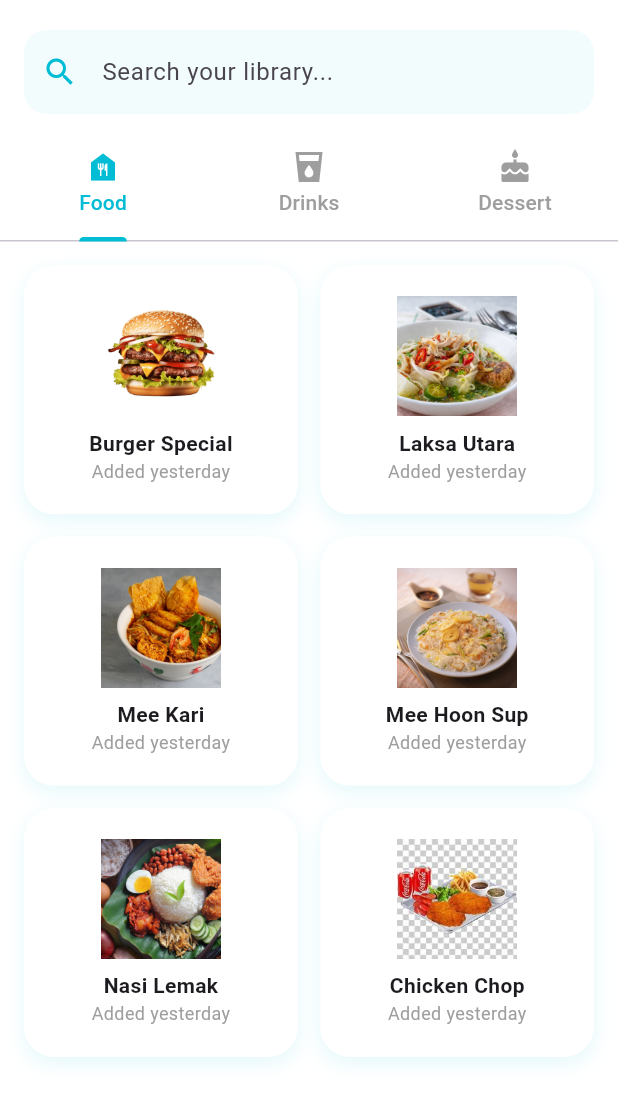
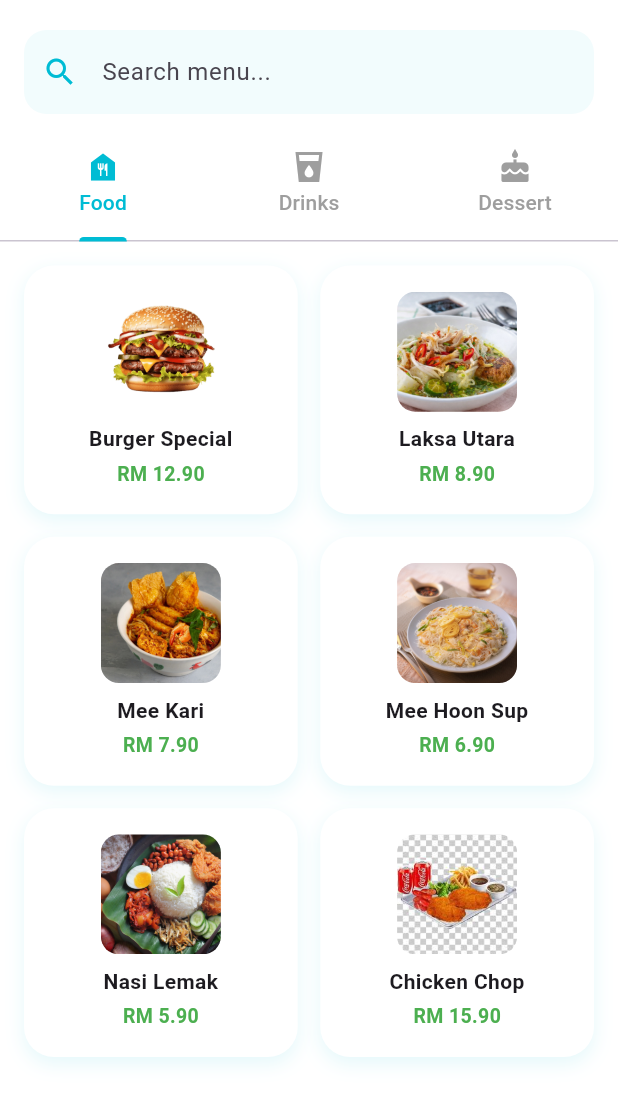
Before and after one commit to gudamzy/MOBILE-food-ordering-application, a Flutter app: the HomePage screen opened directly, on a phone screen of 412 x 824 dp. Shown: the top 1103 px of the screen. Run offline on Flutter 3.47's test engine with Material 3 defaults, Android fonts, the phone set to English and light mode, and no system bars; our stand-ins replace sqflite; accounts and stored records are empty.

Commit message:
Update home.dart

```diff
--- a/lib/home.dart
+++ b/lib/home.dart
@@ -1,11 +1,12 @@
+import 'package:flutter/material.dart';
 import 'package:food_ordering_application/database_helper.dart';
-import 'package:flutter/material.dart';
 
 class HomePage extends StatelessWidget {
   const HomePage({super.key});
 
   double getPrice(String itemName) {
     switch (itemName) {
+      // Food
       case 'Burger Special':
         return 12.90;
       case 'Laksa Utara':
@@ -18,6 +19,8 @@ double getPrice(String itemName) {
         return 5.90;
       case 'Chicken Chop':
         return 15.90;
+
+      // Drinks
       case 'Teh Ais':
         return 2.50;
       case 'Milo Ais':
@@ -30,29 +33,44 @@ double getPrice(String itemName) {
         return 4.50;
       case 'Mineral Water':
         return 1.50;
+
+      // Dessert
+      case 'Chocolate Cake':
+        return 8.90;
+      case 'Cheesecake':
+        return 9.90;
+      case 'Brownies':
+        return 6.90;
+      case 'Pudding':
+        return 5.90;
+      case 'Donut':
+        return 4.50;
+      case 'Ice Cream':
+        return 5.50;
+
       default:
-      return 10.00;
+        return 0.00;
     }
   }
 
   @override
   Widget build(BuildContext context) {
-    // DefaultTabController manages the state of the tabs automatically
     return DefaultTabController(
       length: 3,
       child: Scaffold(
-        // Removing the internal AppBar to prevent the "Double Header" look
-        // since your main wrapper likely already has an AppBar.
         backgroundColor: Colors.white,
         body: Column(
           children: [
-            // 1. Search Bar - Matching your Home Page's clean look
+            // Search Bar
             Padding(
               padding: const EdgeInsets.fromLTRB(16, 20, 16, 10),
               child: TextField(
                 decoration: InputDecoration(
-                  hintText: "Search your library...",
-                  prefixIcon: const Icon(Icons.search, color: Colors.cyan),
+                  hintText: "Search menu...",
+                  prefixIcon: const Icon(
+                    Icons.search,
+                    color: Colors.cyan,
+                  ),
                   filled: true,
                   fillColor: Colors.cyan.withOpacity(0.05),
                   border: OutlineInputBorder(
@@ -63,26 +81,44 @@ double getPrice(String itemName) {
               ),
             ),
 
-            // 2. Tab Bar - To switch between content types
+            // Tab Bar
             const TabBar(
               labelColor: Colors.cyan,
               unselectedLabelColor: Colors.grey,
               indicatorColor: Colors.cyan,
               indicatorWeight: 3,
               tabs: [
-                Tab(text: "Food", icon: Icon(Icons.food_bank_sharp)),
-                Tab(text: "Drinks", icon: Icon(Icons.local_drink_sharp)),
-                Tab(text: "Dessert", icon: Icon(Icons.cake)),
+                Tab(
+                  text: "Food",
+                  icon: Icon(Icons.food_bank_sharp),
+                ),
+                Tab(
+                  text: "Drinks",
+                  icon: Icon(Icons.local_drink_sharp),
+                ),
+                Tab(
+                  text: "Dessert",
+                  icon: Icon(Icons.cake),
+                ),
               ],
             ),
 
-            // 3. TabBarView - Displays content based on the selected Tab
+            // Tab Content
             Expanded(
               child: TabBarView(
                 children: [
-                  _buildMediaGrid(Icons.photo_library_outlined, "Food"),
-                  _buildMediaGrid(Icons.photo_library_outlined, "Drinks"),
-                  _buildMediaGrid(Icons.photo_library_outlined, "Dessert"),
+                  _buildMediaGrid(
+                    context,
+                    "Food",
+                  ),
+                  _buildMediaGrid(
+                    context,
+                    "Drinks",
+                  ),
+                  _buildMediaGrid(
+                    context,
+                    "Dessert",
+                  ),
                 ],
               ),
             ),
@@ -92,22 +128,106 @@ double getPrice(String itemName) {
     );
   }
 
-  // Helper method to create a consistent Grid UI for each tab
-  Widget _buildMediaGrid(IconData icon, String label) {
+  Widget _buildMediaGrid(
+    BuildContext context,
+    String label,
+  ) {
+    final List<String> menuNames = _getMenuNames(label);
+
     return GridView.builder(
       padding: const EdgeInsets.all(16),
-      gridDelegate: const SliverGridDelegateWithFixedCrossAxisCount(
-        crossAxisCount: 2, // 2 items per row
+      gridDelegate:
+          const SliverGridDelegateWithFixedCrossAxisCount(
+        crossAxisCount: 2,
         crossAxisSpacing: 15,
         mainAxisSpacing: 15,
-        childAspectRatio: 1.1, // Adjusts the height/width of cards
+        childAspectRatio: 1.1,
       ),
-      itemCount: 6, // Example count
+      itemCount: menuNames.length,
       itemBuilder: (context, index) {
-    List<String> menuNames = [];
+        final String itemName = menuNames[index];
+        final String imagePath =
+            _getImagePath(label, index);
+        final String customDescription =
+            _getDescription(itemName);
+        final String customTime =
+            _getTimeAdded(itemName);
+        final double price =
+            getPrice(itemName);
 
+        return InkWell(
+          borderRadius: BorderRadius.circular(20),
+          onTap: () {
+            Navigator.push(
+              context,
+              MaterialPageRoute(
+                builder: (context) =>
+                    PhotoDetailPage(
+                  title: itemName,
+                  imagePath: imagePath,
+                  description: customDescription,
+                  timeAdded: customTime,
+                  price: price,
+                ),
+              ),
+            );
+          },
+          child: Container(
+            decoration: BoxDecoration(
+              color: Colors.white,
+              borderRadius:
+                  BorderRadius.circular(20),
+              boxShadow: [
+                BoxShadow(
+                  color: Colors.cyan
+                      .withOpacity(0.1),
+                  blurRadius: 10,
+                  offset: const Offset(0, 4),
+                ),
+              ],
+            ),
+            child: Column(
+              mainAxisAlignment:
+                  MainAxisAlignment.center,
+              children: [
+                ClipRRect(
+                  borderRadius:
+                      BorderRadius.circular(12),
+                  child: Image.asset(
+                    imagePath,
+                    width: 80,
+                    height: 80,
+                    fit: BoxFit.cover,
+                  ),
+                ),
+                const SizedBox(height: 8),
+                Text(
+                  itemName,
+                  textAlign: TextAlign.center,
+                  style: const TextStyle(
+                    fontWeight: FontWeight.bold,
+                  ),
+                ),
+                const SizedBox(height: 4),
+                Text(
+                  "RM ${price.toStringAsFixed(2)}",
+                  style: const TextStyle(
+                    fontSize: 13,
+                    color: Colors.green,
+                    fontWeight: FontWeight.w600,
+                  ),
+                ),
+              ],
+            ),
+          ),
+        );
+      },
+    );
+  }
+
+  List<String> _getMenuNames(String label) {
     if (label == "Food") {
-  menuNames = [
+      return [
         "Burger Special",
         "Laksa Utara",
         "Mee Kari",
@@ -118,7 +238,7 @@ if (label == "Food") {
     }
 
     if (label == "Drinks") {
-  menuNames = [
+      return [
         "Teh Ais",
         "Milo Ais",
         "Nescafe Ais",
@@ -128,8 +248,7 @@ if (label == "Drinks") {
       ];
     }
 
-if (label == "Dessert") {
-  menuNames = [
+    return [
       "Chocolate Cake",
       "Cheesecake",
       "Brownies",
@@ -139,237 +258,142 @@ if (label == "Dessert") {
     ];
   }
 
-final itemName = menuNames[index];
-
-      String imagePath = 'assets/images/burger_1.png';
-
-
-
+  String _getImagePath(
+    String label,
+    int index,
+  ) {
     if (label == "Food") {
       switch (index) {
         case 0:
-      imagePath = 'assets/images/burger_1.png';
-      break;
+          return 'assets/images/burger_1.png';
         case 1:
-      imagePath = 'assets/images/laksa.jpg';
-      break;
+          return 'assets/images/laksa.jpg';
         case 2:
-      imagePath = 'assets/images/mee_kari.jpg';
-      break;
+          return 'assets/images/mee_kari.jpg';
         case 3:
-      imagePath = 'assets/images/meehun.jpg';
-      break;
+          return 'assets/images/meehun.jpg';
         case 4:
-      imagePath = 'assets/images/nasi_lemak.jpg';
-      break;
+          return 'assets/images/nasi_lemak.jpg';
         case 5:
-      imagePath = 'assets/images/chicken_chop.jpg';
-      break;
+          return 'assets/images/chicken_chop.jpg';
       }
     }
 
     if (label == "Drinks") {
       switch (index) {
         case 0:
-      imagePath = 'assets/images/teh_ais.jpeg';
-      break;
+          return 'assets/images/teh_ais.jpeg';
         case 1:
-      imagePath = 'assets/images/milo_ais.jpeg';
-      break;
+          return 'assets/images/milo_ais.jpeg';
         case 2:
-      imagePath = 'assets/images/nescafe_ais.jpeg';
-      break;
+          return 'assets/images/nescafe_ais.jpeg';
         case 3:
-      imagePath = 'assets/images/bandung.jpg';
-      break;
+          return 'assets/images/bandung.jpg';
         case 4:
-      imagePath = 'assets/images/orange_juice.jpeg';
-      break;
+          return 'assets/images/orange_juice.jpg';
         case 5:
-      imagePath = 'assets/images/mineral_water.jpg';
-      break;
+          return 'assets/images/mineral_water.jpg';
       }
     }
 
     if (label == "Dessert") {
       switch (index) {
         case 0:
-      imagePath = 'assets/images/chocholate_cake.jpg';
-      break;
+          return 'assets/images/chocolate_cake.jpg';
         case 1:
-      imagePath = 'assets/images/cheesecake.jpg';
-      break;
+          return 'assets/images/cheesecake.jpg';
         case 2:
-      imagePath = 'assets/images/brownies.jpg';
-      break;
+          return 'assets/images/brownies.jpg';
         case 3:
-      imagePath = 'assets/images/pudding.png';
-      break;
+          return 'assets/images/pudding.png';
         case 4:
-      imagePath = 'assets/images/donut.jpg';
-      break;
+          return 'assets/images/donut.jpg';
         case 5:
-      imagePath = 'assets/images/ice_cream.jpg';
-      break;
+          return 'assets/images/ice_cream.jpg';
       }
     }
 
-      String customDescription = "";
-String customTime = "Added yesterday";
-
-if (itemName == "Nasi Lemak") {
-  customDescription =
-      "Traditional Malaysian coconut rice served with sambal, fried chicken, egg, peanuts and cucumber.";
-  customTime = "Added yesterday · 12:45 PM";
+    return 'assets/images/burger_1.png';
   }
 
-else if (itemName == "Burger Special") {
-  customDescription =
-      "Juicy beef burger layered with fresh lettuce, tomatoes, cheese and our signature sauce.";
-  customTime = "Added today · 10:15 AM";
-}
+  String _getDescription(String itemName) {
+    switch (itemName) {
+      case "Nasi Lemak":
+        return "Traditional Malaysian coconut rice served with sambal, fried chicken, egg, peanuts and cucumber.";
 
-else if (itemName == "Laksa Utara") {
-  customDescription =
-      "Authentic northern-style laksa served with rich fish broth and fresh vegetables.";
-  customTime = "Added today · 9:30 AM";
-}
+      case "Burger Special":
+        return "Juicy beef burger layered with fresh lettuce, tomatoes, cheese and our signature sauce.";
 
-else if (itemName == "Mee Kari") {
-  customDescription =
-      "Spicy and creamy curry noodles topped with chicken, tofu puffs and fresh herbs.";
-}
+      case "Laksa Utara":
+        return "Authentic northern-style laksa served with rich fish broth and fresh vegetables.";
 
-else if (itemName == "Mee Hoon Sup") {
-  customDescription =
-      "Light and comforting rice vermicelli soup served with tender chicken slices.";
-}
+      case "Mee Kari":
+        return "Spicy and creamy curry noodles topped with chicken, tofu puffs and fresh herbs.";
 
-else if (itemName == "Chicken Chop") {
-  customDescription =
-      "Crispy chicken chop served with fries, salad and black pepper sauce.";
-}
+      case "Mee Hoon Sup":
+        return "Light and comforting rice vermicelli soup served with tender chicken slices.";
 
-else if (itemName == "Teh Ais") {
-  customDescription =
-      "Refreshing iced milk tea prepared fresh and served chilled.";
-}
+      case "Chicken Chop":
+        return "Crispy chicken chop served with fries, salad and black pepper sauce.";
 
-else if (itemName == "Milo Ais") {
-  customDescription =
-      "Classic Malaysian chocolate malt drink served over ice.";
-}
+      case "Teh Ais":
+        return "Refreshing iced milk tea prepared fresh and served chilled.";
 
-else if (itemName == "Nescafe Ais") {
-  customDescription =
-      "Smooth iced coffee made with premium Nescafe blend.";
-}
+      case "Milo Ais":
+        return "Classic Malaysian chocolate malt drink served over ice.";
 
-else if (itemName == "Sirap Bandung") {
-  customDescription =
-      "Sweet rose syrup drink mixed with milk and served cold.";
-}
+      case "Nescafe Ais":
+        return "Smooth iced coffee made with premium Nescafe blend.";
 
-else if (itemName == "Orange Juice") {
-  customDescription =
-      "Fresh orange juice packed with natural vitamins and refreshing flavour.";
-}
+      case "Sirap Bandung":
+        return "Sweet rose syrup drink mixed with milk and served cold.";
 
-else if (itemName == "Mineral Water") {
-  customDescription =
-      "Pure bottled drinking water for a healthy and refreshing choice.";
-}
+      case "Orange Juice":
+        return "Fresh orange juice packed with natural vitamins and refreshing flavour.";
 
-else if (itemName == "Chocolate Cake") {
-  customDescription =
-      "Rich and moist chocolate cake topped with smooth chocolate frosting.";
-}
+      case "Mineral Water":
+        return "Pure bottled drinking water for a healthy and refreshing choice.";
 
-else if (itemName == "Cheesecake") {
-  customDescription =
-      "Creamy cheesecake with a buttery biscuit base and smooth texture.";
-}
+      case "Chocolate Cake":
+        return "Rich and moist chocolate cake topped with smooth chocolate frosting.";
 
-else if (itemName == "Brownies") {
-  customDescription =
-      "Soft and fudgy chocolate brownies baked fresh daily.";
-}
+      case "Cheesecake":
+        return "Creamy cheesecake with a buttery biscuit base and smooth texture.";
 
-else if (itemName == "Pudding") {
-  customDescription =
-      "Smooth caramel pudding with a rich and sweet flavour.";
-}
+      case "Brownies":
+        return "Soft and fudgy chocolate brownies baked fresh daily.";
 
-else if (itemName == "Donut") {
-  customDescription =
-      "Freshly baked donut topped with colourful sprinkles and sweet glaze.";
-}
+      case "Pudding":
+        return "Smooth caramel pudding with a rich and sweet flavour.";
 
-else if (itemName == "Ice Cream") {
-  customDescription =
-      "Creamy vanilla ice cream served as a refreshing dessert.";
-}
-       return InkWell(
-  onTap: () {
-    Navigator.push(
-      context,
-      MaterialPageRoute(
-       builder: (context) => PhotoDetailPage(
-           title: itemName,
-           imagePath: imagePath,
-           description: customDescription,
-           timeAdded: customTime,
-            price: getPrice(itemName),
-),
-      ),
-    );
-  },
-  borderRadius: BorderRadius.circular(20),
-  child: Container(
-    decoration: BoxDecoration(
-      color: Colors.white,
-      borderRadius: BorderRadius.circular(20),
-      boxShadow: [
-        BoxShadow(
-          color: Colors.cyan.withOpacity(0.1),
-          blurRadius: 10,
-          offset: const Offset(0, 4),
-        ),
-      ],
-    ),
-    child: Column(
-      mainAxisAlignment: MainAxisAlignment.center,
-      children: [
-        Image.asset(
-          imagePath,
-          width: 80,
-          height: 80,
-          fit: BoxFit.cover,
-        ),
-        const SizedBox(height: 8),
-        Text(
-          itemName,
-          style: const TextStyle(
-            fontWeight: FontWeight.bold,
-          ),
-        ),
-        const Text(
-          "Added yesterday",
-          style: TextStyle(
-            fontSize: 12,
-            color: Colors.grey,
-          ),
-        ),
-      ],
-    ),
-  ),
-);
-      },
-    );
+      case "Donut":
+        return "Freshly baked donut topped with colourful sprinkles and sweet glaze.";
+
+      case "Ice Cream":
+        return "Creamy vanilla ice cream served as a refreshing dessert.";
+
+      default:
+        return "Freshly prepared menu item.";
     }
   }
 
-// --- FULL SCREEN FOOD DETAIL PAGE & DESCRIPTION INFO ---
+  String _getTimeAdded(String itemName) {
+    switch (itemName) {
+      case "Nasi Lemak":
+        return "Added yesterday · 12:45 PM";
+
+      case "Burger Special":
+        return "Added today · 10:15 AM";
+
+      case "Laksa Utara":
+        return "Added today · 9:30 AM";
+
+      default:
+        return "Available now";
+    }
+  }
+}
+
 class PhotoDetailPage extends StatelessWidget {
   final String title;
   final String imagePath;
@@ -389,25 +413,31 @@ class PhotoDetailPage extends StatelessWidget {
   @override
   Widget build(BuildContext context) {
     return Scaffold(
-      backgroundColor: Colors.black, // Dark cinematic style background
+      backgroundColor: Colors.black,
       appBar: AppBar(
         backgroundColor: Colors.transparent,
         elevation: 0,
-        iconTheme: const IconThemeData(color: Colors.white),
+        iconTheme:
+            const IconThemeData(
+          color: Colors.white,
+        ),
         title: Text(
           title,
-          style: const TextStyle(color: Colors.white, fontWeight: FontWeight.bold),
+          style: const TextStyle(
+            color: Colors.white,
+            fontWeight: FontWeight.bold,
+          ),
         ),
         centerTitle: true,
       ),
       body: Column(
         children: [
-          // 1. Section Makanan: Takes up available space to display the big picture safely
           Expanded(
             child: Center(
               child: InteractiveViewer(
                 panEnabled: true,
-                boundaryMargin: const EdgeInsets.all(20),
+                boundaryMargin:
+                    const EdgeInsets.all(20),
                 minScale: 0.5,
                 maxScale: 4.0,
                 child: Image.asset(
@@ -419,71 +449,95 @@ class PhotoDetailPage extends StatelessWidget {
             ),
           ),
 
-          // 2. Section Detail Makanan: A clean details card panel area
           Container(
             width: double.infinity,
-            decoration: const BoxDecoration(
+            decoration:
+                const BoxDecoration(
               color: Colors.white,
-              borderRadius: BorderRadius.vertical(
-                top: Radius.circular(30), // Gives it a modern rounded look at the top
+              borderRadius:
+                  BorderRadius.vertical(
+                top: Radius.circular(30),
               ),
             ),
-            padding: const EdgeInsets.fromLTRB(24, 32, 24, 40),
+            padding:
+                const EdgeInsets.fromLTRB(
+              24,
+              32,
+              24,
+              40,
+            ),
             child: Column(
-              crossAxisAlignment: CrossAxisAlignment.start,
-              mainAxisSize: MainAxisSize.min, // Ensures card wraps snugly around content text
+              crossAxisAlignment:
+                  CrossAxisAlignment.start,
+              mainAxisSize:
+                  MainAxisSize.min,
               children: [
-                // Item Name Header
                 Text(
                   title,
-                  style: const TextStyle(
+                  style:
+                      const TextStyle(
                     fontSize: 24,
-                    fontWeight: FontWeight.bold,
+                    fontWeight:
+                        FontWeight.bold,
                     color: Colors.blue,
                   ),
                 ),
+
                 const SizedBox(height: 6),
 
-                // Timestamp info
                 Text(
                   timeAdded,
                   style: TextStyle(
                     fontSize: 13,
-                    color: Colors.grey.shade600,
-                    fontWeight: FontWeight.w500,
+                    color:
+                        Colors.grey.shade600,
+                    fontWeight:
+                        FontWeight.w500,
                   ),
                 ),
+
                 const SizedBox(height: 16),
 
-                // Thin aesthetic horizontal separator line
-                Divider(color: Colors.grey.shade200, thickness: 1),
+                Divider(
+                  color:
+                      Colors.grey.shade200,
+                  thickness: 1,
+                ),
+
                 const SizedBox(height: 16),
 
-                // Description Section Title
                 const Text(
                   "Item Details",
                   style: TextStyle(
                     fontSize: 16,
-                    fontWeight: FontWeight.bold,
+                    fontWeight:
+                        FontWeight.bold,
                     color: Colors.cyan,
                   ),
                 ),
+
                 const SizedBox(height: 15),
 
                 Text(
                   description,
-  style: const TextStyle(
+                  style:
+                      const TextStyle(
                     fontSize: 15,
-    color: Colors.black54,
+                    color:
+                        Colors.black54,
                     height: 1.5,
                   ),
                 ),
 
+                const SizedBox(height: 15),
+
                 Text(
                   "Price: RM ${price.toStringAsFixed(2)}",
-  style: const TextStyle(
+                  style:
+                      const TextStyle(
                     fontSize: 18,
-    fontWeight: FontWeight.bold,
+                    fontWeight:
+                        FontWeight.bold,
                     color: Colors.green,
                   ),
                 ),
@@ -492,21 +546,43 @@ const SizedBox(height: 20),
 
                 SizedBox(
                   width: double.infinity,
-  child: ElevatedButton(
+                  child: ElevatedButton.icon(
                     onPressed: () async {
-      await DatabaseHelper.instance.addToCart(
+                      await DatabaseHelper
+                          .instance
+                          .addToCart(
                         title,
                         price,
                         1,
                       );
 
-      ScaffoldMessenger.of(context).showSnackBar(
+                      if (!context.mounted) {
+                        return;
+                      }
+
+                      ScaffoldMessenger
+                          .of(context)
+                          .showSnackBar(
                         SnackBar(
-          content: Text('$title added to cart'),
+                          content: Text(
+                            '$title added to cart',
+                          ),
                         ),
                       );
                     },
-    child: const Text('Add To Cart'),
+                    icon: const Icon(
+                      Icons.add_shopping_cart,
+                    ),
+                    label: const Text(
+                      'Add To Cart',
+                    ),
+                    style:
+                        ElevatedButton.styleFrom(
+                      backgroundColor:
+                          Colors.cyan,
+                      foregroundColor:
+                          Colors.white,
+                    ),
                   ),
                 ),
               ],
```
Lines whose indentation alone changed are shown as unchanged.
